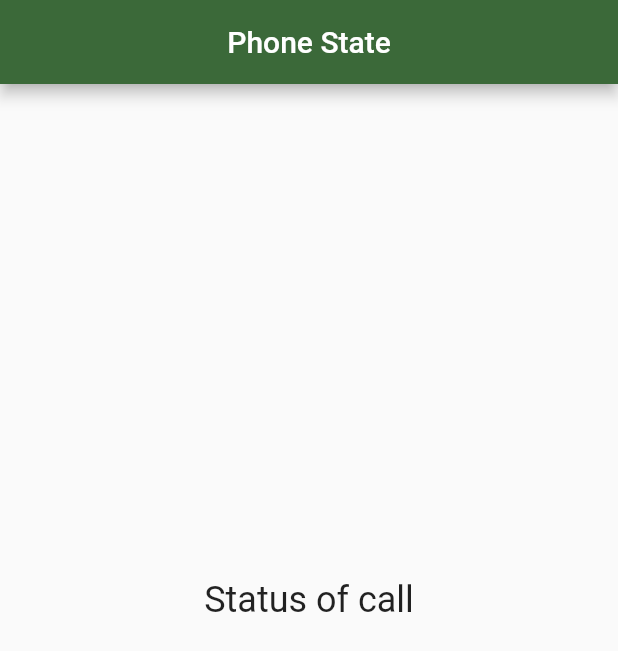
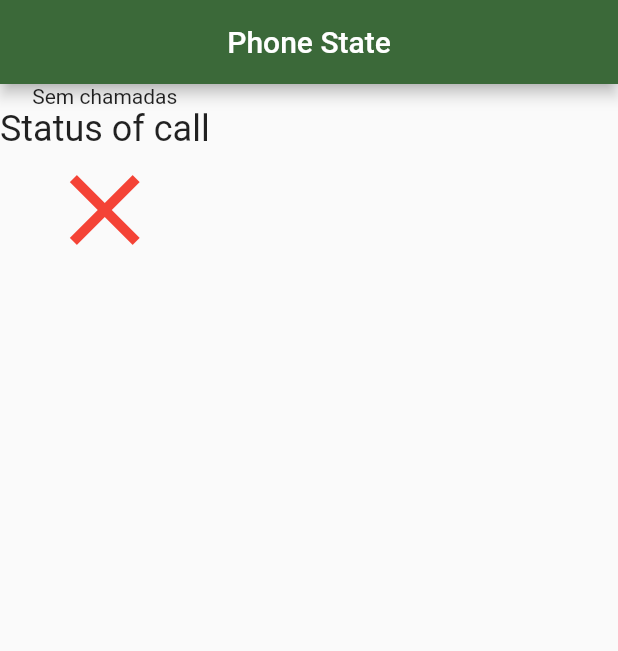
Before and after one commit to HelioPC/dam_labs, a Flutter app: the screen it shows after launch, on a phone screen of 412 x 824 dp. Shown: the top 651 px of the screen. Run offline on Flutter 3.47's test engine with Material 2 defaults, Android fonts, the phone set to English and light mode, and no system bars; our stand-ins replace permission_handler; missing offline and left inert: phone_state.

Commit message:
Register phone calls

```diff
--- /dev/null
+++ b/lib/call.dart
@@ -0,0 +1,15 @@
+import 'package:phone_state/phone_state.dart';
+
+class Call {
+  final String id;
+  final bool started;
+  final PhoneStateStatus initialStatus;
+  final PhoneStateStatus finalStatus;
+
+  Call({
+    required this.id,
+    required this.started,
+    required this.initialStatus,
+    required this.finalStatus,
+  });
+}
--- /dev/null
+++ b/lib/call_list.dart
@@ -0,0 +1,24 @@
+import 'dart:math';
+
+import 'package:dam_labs/call.dart';
+import 'package:flutter/material.dart';
+import 'package:phone_state/phone_state.dart';
+
+class CallList with ChangeNotifier {
+  final List<Call> _phoneCallList = [];
+
+  List<Call> get phoneCallList => [..._phoneCallList];
+
+  void addCall(Map<String, PhoneStateStatus> data) {
+    _phoneCallList.add(
+      Call(
+        id: Random().nextDouble().toString(),
+        started: data.containsKey('CALL_STARTED'),
+        initialStatus: data['CALL_INCOMING']!,
+        finalStatus: data['CALL_ENDED']!,
+      ),
+    );
+
+    notifyListeners();
+  }
+}
--- a/lib/main.dart
+++ b/lib/main.dart
@@ -1,15 +1,20 @@
+import 'package:dam_labs/call_list.dart';
 import 'package:flutter/material.dart';
 import 'package:permission_handler/permission_handler.dart';
 import 'package:phone_state/phone_state.dart';
+import 'package:provider/provider.dart';
 
 main() {
   runApp(
-    MaterialApp(
+    ChangeNotifierProvider(
+      create: (context) => CallList(),
+      child: MaterialApp(
         debugShowCheckedModeBanner: false,
         theme: ThemeData(
           colorScheme: ColorScheme.fromSeed(seedColor: Colors.green),
         ),
         home: const Example(),
+      ),
     ),
   );
 }
@@ -24,6 +29,7 @@ class Example extends StatefulWidget {
 class _ExampleState extends State<Example> {
   PhoneStateStatus status = PhoneStateStatus.NOTHING;
   bool? granted;
+  Map<String, PhoneStateStatus> calls = {};
 
   Future<bool> requestPermission() async {
     var status = await Permission.phone.status;
@@ -63,7 +69,23 @@ class _ExampleState extends State<Example> {
 
   void setStream() {
     PhoneState.phoneStateStream.listen((event) {
-      print(event);
+      if (event != null) {
+        if (event == PhoneStateStatus.CALL_ENDED) {
+          calls.addAll({'CALL_ENDED': event});
+          Provider.of<CallList>(context, listen: false).addCall(calls);
+          calls.clear();
+        } else {
+          switch (event) {
+            case PhoneStateStatus.CALL_INCOMING:
+              calls.addAll({'CALL_INCOMING': event});
+              break;
+            case PhoneStateStatus.CALL_STARTED:
+              calls.addAll({'CALL_STARTED': event});
+              break;
+            default:
+          }
+        }
+      }
       setState(() {
         if (event != null) {
           status = event;
@@ -74,13 +96,15 @@ class _ExampleState extends State<Example> {
 
   @override
   Widget build(BuildContext context) {
+    final provider = Provider.of<CallList>(context, listen: true);
+    final callList = provider.phoneCallList;
+
     return Scaffold(
       appBar: AppBar(
         title: const Text("Phone State"),
         centerTitle: true,
       ),
-      body: Center(
-        child: Visibility(
+      body: Visibility(
         visible: granted != null && granted!,
         replacement: Column(
           mainAxisAlignment: MainAxisAlignment.center,
@@ -101,9 +125,28 @@ class _ExampleState extends State<Example> {
           ],
         ),
         child: Column(
-            mainAxisAlignment: MainAxisAlignment.center,
-            crossAxisAlignment: CrossAxisAlignment.center,
           children: [
+            Visibility(
+              visible: callList.isNotEmpty,
+              replacement: const Text('Sem chamadas'),
+              child: Expanded(
+                child: ListView.builder(
+                  itemCount: callList.length,
+                  itemBuilder: (context, index) {
+                    return ListTile(
+                      title: Text(
+                        'Chamada ${callList[index].started ? 'aceite' : 'perdida'}',
+                      ),
+                      trailing: Icon(
+                        Icons.phone,
+                        color:
+                            callList[index].started ? Colors.green : Colors.red,
+                      ),
+                    );
+                  },
+                ),
+              ),
+            ),
             const Text(
               "Status of call",
               style: TextStyle(fontSize: 24),
@@ -114,7 +157,6 @@ class _ExampleState extends State<Example> {
               size: 80,
             )
           ],
-          ),
         ),
       ),
     );
```
Lines whose indentation alone changed are shown as unchanged.
